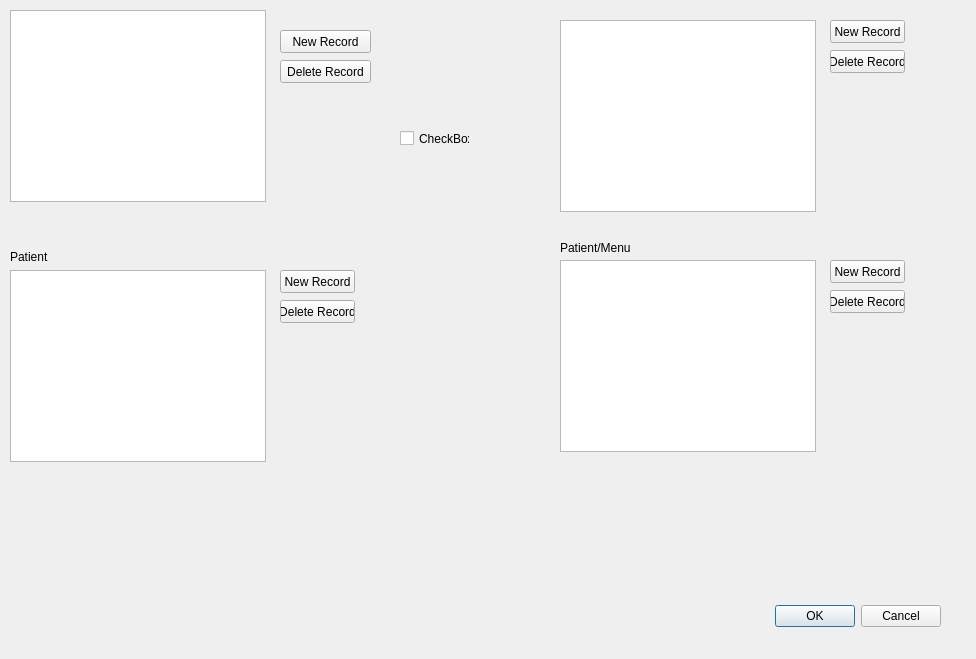
Old version of the form MealAdmin/dialogstructure.ui in the repository WernerHugendubel/mealadmin.
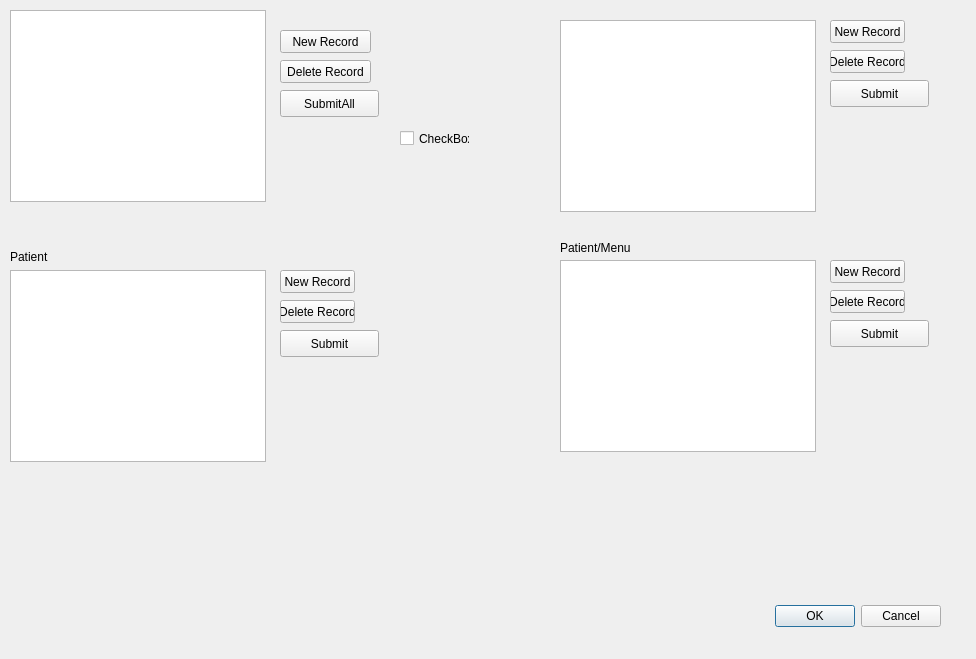
New version of the form.

Commit message: Master/Detail Patient/Restriciton geht nicht !!!

What changed in the file:
```diff
--- a/MealAdmin/dialogstructure.ui
+++ b/MealAdmin/dialogstructure.ui
@@ -224,6 +224,58 @@
     <string>Delete Record</string>
    </property>
   </widget>
+  <widget class="QPushButton" name="pushButtonSubmit1">
+   <property name="geometry">
+    <rect>
+     <x>280</x>
+     <y>90</y>
+     <width>99</width>
+     <height>27</height>
+    </rect>
+   </property>
+   <property name="text">
+    <string>SubmitAll</string>
+   </property>
+  </widget>
+  <widget class="QPushButton" name="pushButtonSaveDish">
+   <property name="geometry">
+    <rect>
+     <x>830</x>
+     <y>80</y>
+     <width>99</width>
+     <height>27</height>
+    </rect>
+   </property>
+   <property name="text">
+    <string>Submit</string>
+   </property>
+  </widget>
+  <widget class="QPushButton" name="pushButtonSubmitPatientMenu">
+   <property name="geometry">
+    <rect>
+     <x>830</x>
+     <y>320</y>
+     <width>99</width>
+     <height>27</height>
+    </rect>
+   </property>
+   <property name="text">
+    <string>Submit</string>
+   </property>
+  </widget>
+  <widget class="QPushButton" name="pushButtonSubmitPatient">
+   <property name="geometry">
+    <rect>
+     <x>280</x>
+     <y>330</y>
+     <width>99</width>
+     <height>27</height>
+    </rect>
+   </property>
+   <property name="text">
+    <string>Submit</string>
+   </property>
+  </widget>
  </widget>
  <resources/>
  <connections>
```
The commit also changes 13 other files.
